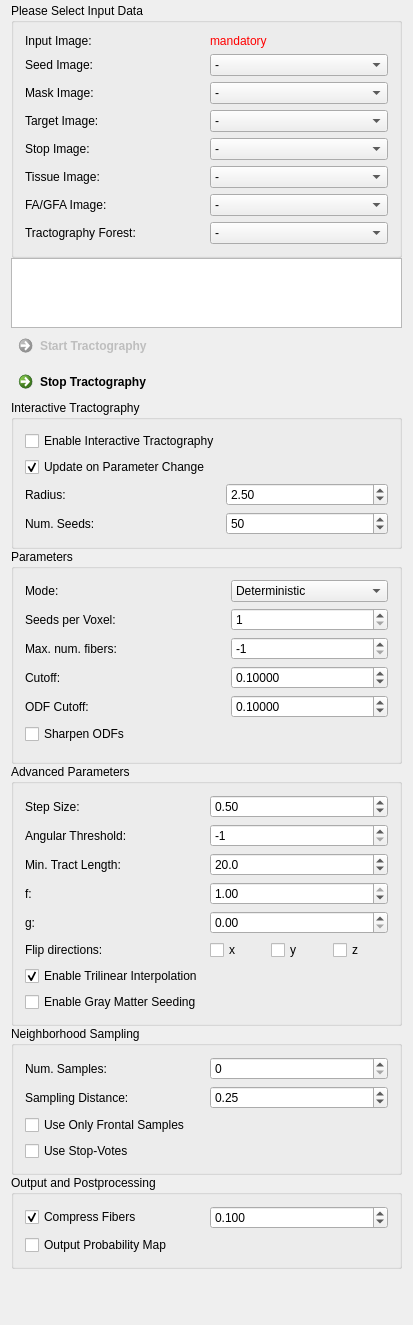
Above: Plugins/org.mitk.gui.qt.diffusionimaging.tractography/src/internal/QmitkStreamlineTrackingViewControls.ui from MITK/MITK before the change. Below: the same form after it.
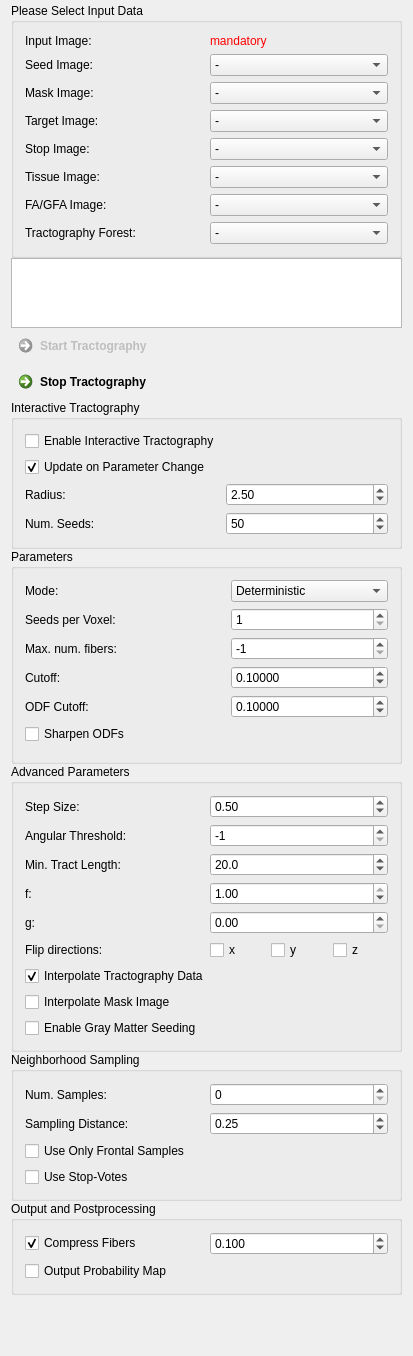
That is the form after the change. Custom widgets are drawn as their Qt base class.

Commit message: Add tractometry view

The edit to the form file:
```diff
--- a/Plugins/org.mitk.gui.qt.diffusionimaging.tractography/src/internal/QmitkStreamlineTrackingViewControls.ui
+++ b/Plugins/org.mitk.gui.qt.diffusionimaging.tractography/src/internal/QmitkStreamlineTrackingViewControls.ui
@@ -7,7 +7,7 @@
     <x>0</x>
     <y>0</y>
     <width>413</width>
-    <height>1325</height>
+    <height>1356</height>
    </rect>
   </property>
   <property name="minimumSize">
@@ -789,7 +789,7 @@
          <property name="bottomMargin">
           <number>0</number>
          </property>
-         <item row="1" column="0">
+         <item row="2" column="0">
           <widget class="QCheckBox" name="m_SeedGmBox">
            <property name="toolTip">
             <string>Requires tissue image.</string>
@@ -808,13 +808,26 @@
             <string>If false, nearest neighbor interpolation is used.</string>
            </property>
            <property name="text">
-            <string>Enable Trilinear Interpolation</string>
+            <string>Interpolate Tractography Data</string>
            </property>
            <property name="checked">
             <bool>true</bool>
            </property>
           </widget>
          </item>
+         <item row="1" column="0">
+          <widget class="QCheckBox" name="m_MaskInterpolationBox">
+           <property name="toolTip">
+            <string>The tractography mask is not interpolated by default.</string>
+           </property>
+           <property name="text">
+            <string>Interpolate Mask Image</string>
+           </property>
+           <property name="checked">
+            <bool>false</bool>
+           </property>
+          </widget>
+         </item>
         </layout>
        </widget>
       </item>
```
The commit also changes 10 other files.
